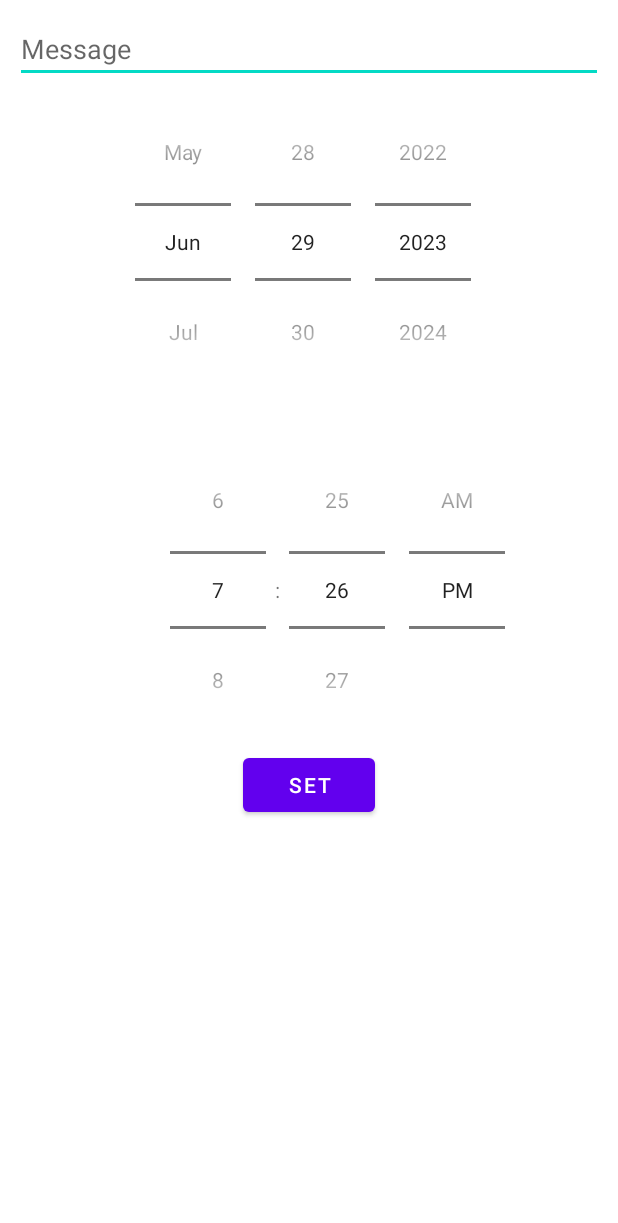
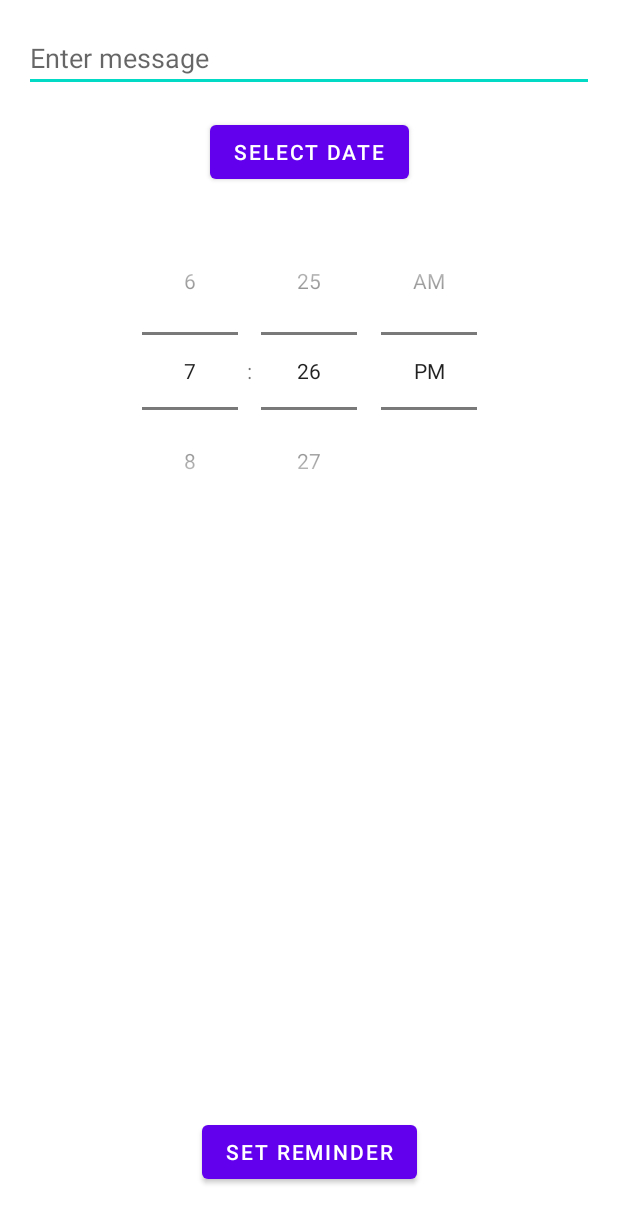
Before and after one commit to Blazebrain/reminder_app, an Android app: the layout activity_main.xml on its own in the app's theme, with its tools: preview values and no code run, on a phone screen of 412 x 824 dp. Shown: the top 1223 px of the screen. Run offline under Robolectric (Android 15) with nearby library versions, the phone set to English and light mode, and no system bars.

Commit message:
Update code for android version upto android 13 and update layout
- Fix bugs on date selection
- Add notification permission
- Add permission request and check logic

```diff
--- a/app/src/main/AndroidManifest.xml
+++ b/app/src/main/AndroidManifest.xml
@@ -2,6 +2,7 @@
 <manifest xmlns:android="http://schemas.android.com/apk/res/android"
     package="com.blazebrain.reminderapp">
 
+    <uses-permission android:name="android.permission.POST_NOTIFICATIONS" />
     <application
         android:allowBackup="true"
         android:icon="@mipmap/ic_launcher"
--- a/app/src/main/res/layout/activity_main.xml
+++ b/app/src/main/res/layout/activity_main.xml
@@ -5,51 +5,47 @@
     android:layout_width="match_parent"
     android:layout_height="match_parent"
     tools:context=".MainActivity">
-<ScrollView android:layout_width="match_parent"
-    android:layout_height="match_parent"
-    app:layout_constraintBottom_toBottomOf="parent"
+
+    <EditText
+        android:id="@+id/et_msg"
+        android:layout_width="0dp"
+        android:layout_height="wrap_content"
+        android:layout_marginHorizontal="16dp"
+        android:layout_marginTop="16dp"
+        android:hint="@string/enter_message"
         app:layout_constraintEnd_toEndOf="parent"
         app:layout_constraintStart_toStartOf="parent"
         app:layout_constraintTop_toTopOf="parent"
-    xmlns:android="http://schemas.android.com/apk/res/android">
+        android:inputType="text" />
 
-    <LinearLayout xmlns:android="http://schemas.android.com/apk/res/android"
-        xmlns:app="http://schemas.android.com/apk/res-auto"
-        xmlns:tools="http://schemas.android.com/tools"
-        android:layout_width="match_parent"
-        android:layout_height="match_parent"
-        tools:context=".MainActivity"
-        android:orientation="vertical"
-        android:gravity="center"
-        android:padding="10dp">
-
-        <EditText
-            android:id="@+id/editText"
-            android:layout_width="match_parent"
-            android:layout_height="wrap_content"
-            android:hint="Message"/>
-
-        <DatePicker
-            android:id="@+id/datePicker"
+    <Button
+        android:id="@+id/btn_select_date"
         android:layout_width="wrap_content"
         android:layout_height="wrap_content"
-            android:datePickerMode="spinner"
-            android:calendarViewShown="false"/>
+        android:text="@string/select_date"
+        android:layout_marginTop="16dp"
+        app:layout_constraintEnd_toEndOf="parent"
+        app:layout_constraintStart_toStartOf="parent"
+        app:layout_constraintTop_toBottomOf="@id/et_msg" />
 
     <TimePicker
         android:id="@+id/timePicker"
-            android:layout_marginTop="20dp"
-            android:layout_marginLeft="19dp"
+        android:layout_width="wrap_content"
+        android:layout_height="wrap_content"
+        android:layout_marginTop="16dp"
         android:timePickerMode="spinner"
-            android:layout_width="wrap_content"
-            android:layout_height="wrap_content"/>
+        app:layout_constraintEnd_toEndOf="parent"
+        app:layout_constraintStart_toStartOf="parent"
+        app:layout_constraintTop_toBottomOf="@id/btn_select_date" />
 
     <Button
-                android:id="@+id/setBtn"
+        android:id="@+id/btn_set"
         android:layout_width="wrap_content"
         android:layout_height="wrap_content"
-                android:text="SET"/>
+        android:layout_marginBottom="32dp"
+        android:text="@string/set_reminder"
+        app:layout_constraintBottom_toBottomOf="parent"
+        app:layout_constraintEnd_toEndOf="parent"
+        app:layout_constraintStart_toStartOf="parent" />
 
-    </LinearLayout>
-</ScrollView>
 </androidx.constraintlayout.widget.ConstraintLayout>
--- a/app/src/main/res/values/strings.xml
+++ b/app/src/main/res/values/strings.xml
@@ -1,3 +1,6 @@
 <resources>
     <string name="app_name">Reminder App</string>
+    <string name="select_date">Select date</string>
+    <string name="set_reminder">Set reminder</string>
+    <string name="enter_message">Enter message</string>
 </resources>
--- a/build.gradle
+++ b/build.gradle
@@ -5,8 +5,8 @@ buildscript {
         mavenCentral()
     }
     dependencies {
-        classpath "com.android.tools.build:gradle:7.0.4"
-        classpath "org.jetbrains.kotlin:kotlin-gradle-plugin:1.6.10"
+        classpath "com.android.tools.build:gradle:8.0.2"
+        classpath "org.jetbrains.kotlin:kotlin-gradle-plugin:1.8.0"
 
         // NOTE: Do not place your application dependencies here; they belong
         // in the individual module build.gradle files
```
Also changed, not shown: app/build.gradle (+17 -13 lines), app/src/main/java/com/blazebrain/reminderapp/MainActivity.kt (+75 -38 lines), app/src/main/java/com/blazebrain/reminderapp/util/NotificationHelper.kt (+40 -15 lines), app/src/main/java/com/blazebrain/reminderapp/util/ReminderWorker.kt (+6 -3 lines), gradle/wrapper/gradle-wrapper.properties. Lines whose indentation alone changed are shown as unchanged.
